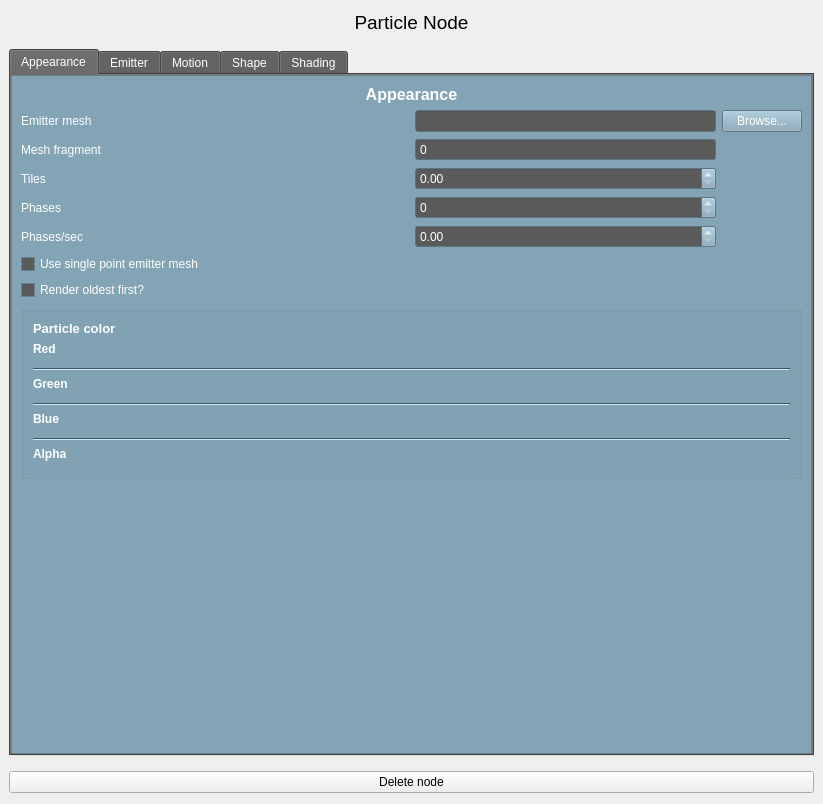
Old version of the form code/qttoolkit/contentbrowser/ui/particlenodeinfowidget.ui in the repository gscept/nebula-trifid.
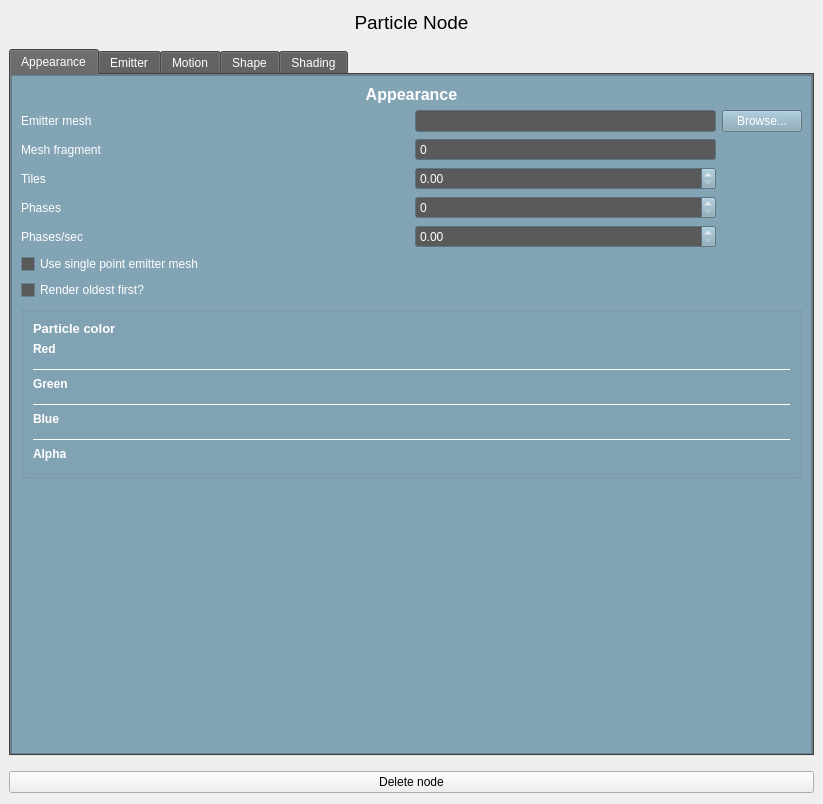
New version of the form. The open tabs and pages were chosen to show the change. Custom widgets are drawn as their Qt base class.

Commit message:
*fbx* fixed: - Physics primitive groups now gets properly increased with each mesh. This is because the physics should never perform any merging.
*content browser*
fixed:
- Minor inconsistency with the shading frame shape of the particle editor.

```diff
--- a/code/qttoolkit/contentbrowser/ui/particlenodeinfowidget.ui
+++ b/code/qttoolkit/contentbrowser/ui/particlenodeinfowidget.ui
@@ -1142,6 +1142,9 @@
                   </item>
                   <item row="3" column="0">
                    <widget class="Line" name="line">
+                    <property name="frameShadow">
+                     <enum>QFrame::Plain</enum>
+                    </property>
                     <property name="orientation">
                      <enum>Qt::Horizontal</enum>
                     </property>
@@ -1149,6 +1152,9 @@
                   </item>
                   <item row="9" column="0">
                    <widget class="Line" name="line_3">
+                    <property name="frameShadow">
+                     <enum>QFrame::Plain</enum>
+                    </property>
                     <property name="orientation">
                      <enum>Qt::Horizontal</enum>
                     </property>
@@ -1156,6 +1162,9 @@
                   </item>
                   <item row="6" column="0">
                    <widget class="Line" name="line_2">
+                    <property name="frameShadow">
+                     <enum>QFrame::Plain</enum>
+                    </property>
                     <property name="orientation">
                      <enum>Qt::Horizontal</enum>
                     </property>
```
Left out of the diff: 8 changed lines with no effect on the pictures. The commit also changes 1 other file.
